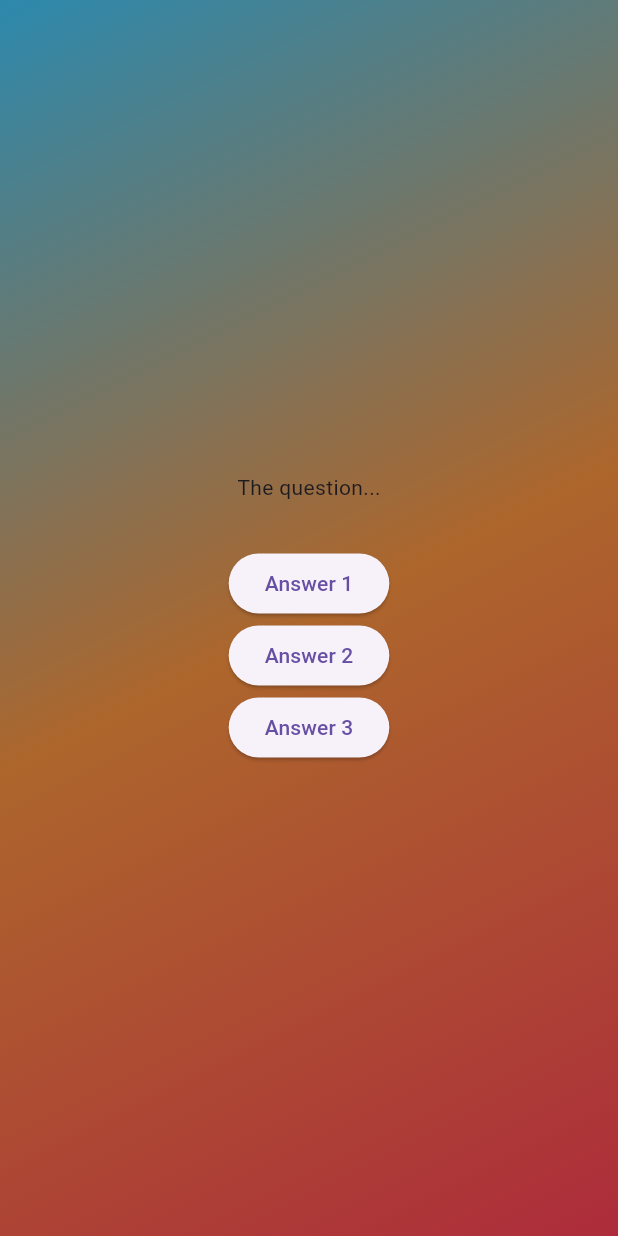
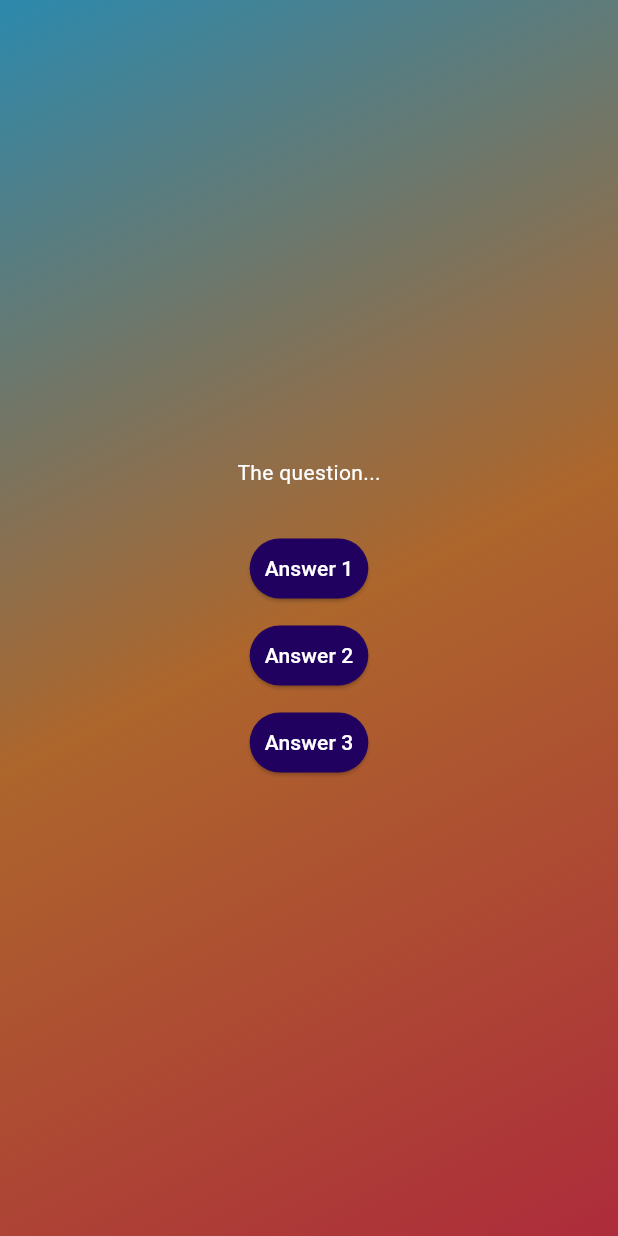
Before and after one commit to Mikaelbalo/adv_basics, a Flutter app: the screen it shows after launch, after a tap on "Start Quiz", on a phone screen of 412 x 824 dp. Run offline on Flutter 3.47's test engine with Material 3 defaults, Android fonts, the phone set to English and light mode, and no system bars.

Commit message:
68. Creating a Reusable, Custom Styled Button

```diff
--- /dev/null
+++ b/lib/answer_button.dart
@@ -0,0 +1,31 @@
+import 'package:flutter/material.dart';
+
+class AnswerButton extends StatelessWidget {
+  const AnswerButton({
+    super.key,
+    required this.answerText,
+    required this.onTap,
+  });
+
+  final String answerText;
+  final void Function() onTap;
+
+  @override
+  Widget build(BuildContext context) {
+    return ElevatedButton(
+      onPressed: onTap,
+      style: ElevatedButton.styleFrom(
+        padding: const EdgeInsets.symmetric(
+          vertical: 10,
+          horizontal: 10,
+        ),
+        backgroundColor: const Color.fromARGB(255, 33, 1, 95),
+        foregroundColor: Colors.white,
+        shape: RoundedRectangleBorder(
+          borderRadius: BorderRadius.circular(40),
+        ),
+      ),
+      child: Text(answerText),
+    );
+  }
+}
--- a/lib/questions_screen.dart
+++ b/lib/questions_screen.dart
@@ -1,4 +1,5 @@
 import 'package:flutter/material.dart';
+import 'package:adv_basics/answer_button.dart';
 
 class QuestionsScreen extends StatefulWidget {
   const QuestionsScreen({super.key});
@@ -18,19 +19,24 @@ class _QuestionsScreenState extends State<QuestionsScreen> {
       child: Column(
         mainAxisAlignment: MainAxisAlignment.center,
         children: [
-          const Text('The question...'),
+          const Text(
+            'The question...',
+            style: TextStyle(color: Colors.white),
+          ),
           const SizedBox(height: 30),
-          ElevatedButton(
-            onPressed: () {},
-            child: const Text('Answer 1'),
+          AnswerButton(
+            answerText: 'Answer 1',
+            onTap: () {},
           ),
-          ElevatedButton(
-            onPressed: () {},
-            child: const Text('Answer 2'),
+          const SizedBox(height: 10),
+          AnswerButton(
+            answerText: 'Answer 2',
+            onTap: () {},
           ),
-          ElevatedButton(
-            onPressed: () {},
-            child: const Text('Answer 3'),
+          const SizedBox(height: 10),
+          AnswerButton(
+            answerText: 'Answer 3',
+            onTap: () {},
           ),
         ],
       ),
```
